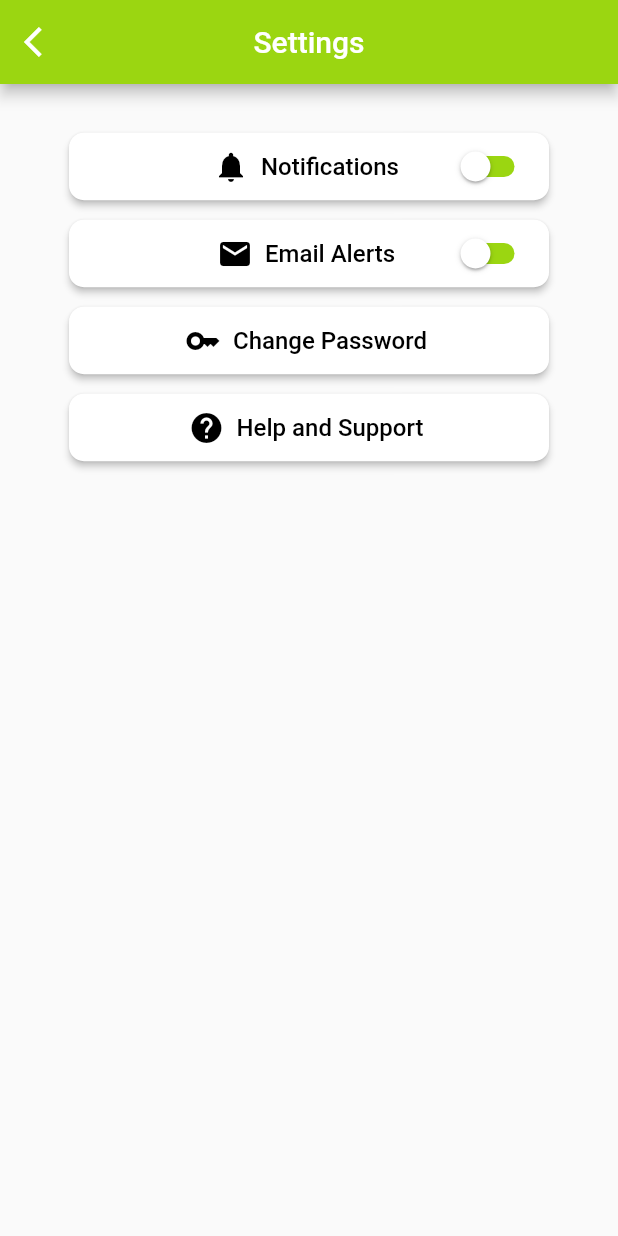
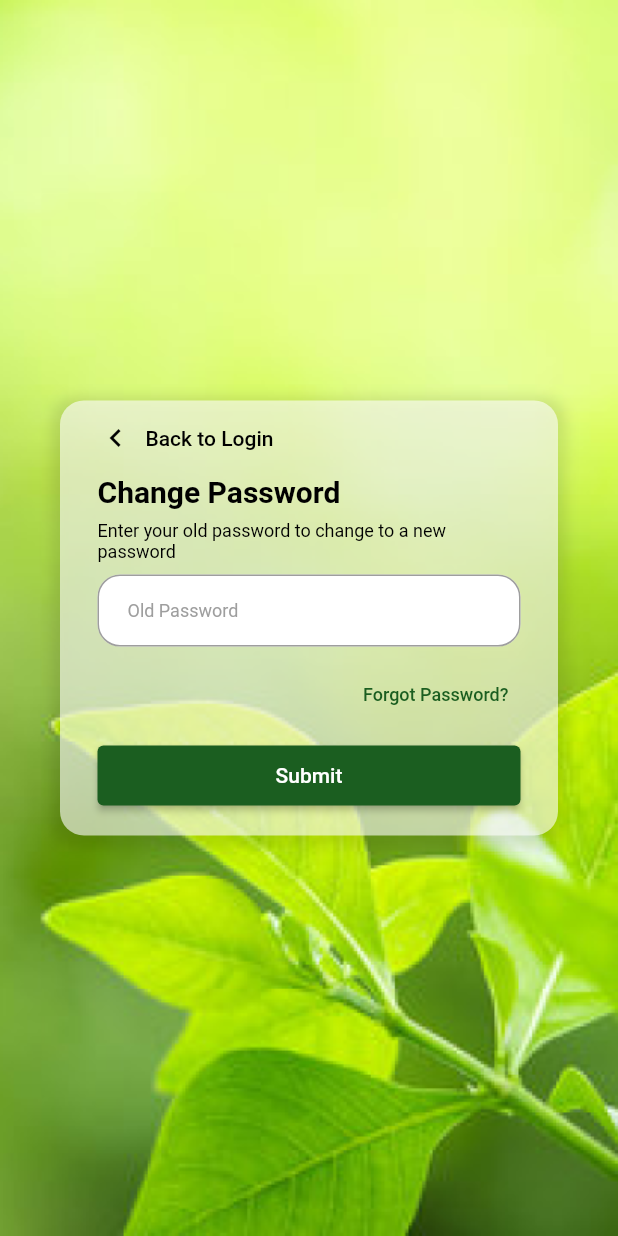
Before and after one commit to Endairion/6002CEM_Group13, a Flutter app: the Settings screen opened directly, after a tap on "Change Password", on a phone screen of 412 x 824 dp. Run offline on Flutter 3.47's test engine with Material 2 defaults, Android fonts, the phone set to English and light mode, and no system bars; our stand-ins replace firebase_core, flutter_native_splash; accounts and stored records are empty; network calls fail; statements that could not run were skipped.

Commit message:
Created Change Password page

```diff
--- /dev/null
+++ b/lib/ChangePassword.dart
@@ -0,0 +1,198 @@
+import 'package:flutter/material.dart';
+import 'ForgotPassword.dart';
+import 'Profile.dart';
+import 'common/theme_helper.dart';
+
+class ChangePassword extends StatefulWidget {
+  const ChangePassword({Key? key}) : super(key: key);
+
+  @override
+  State<ChangePassword> createState() => _ChangePasswordState();
+}
+
+class _ChangePasswordState extends State<ChangePassword> {
+  bool _showOldPassword = true;
+  bool _oldPasswordEntered = false;
+  @override
+  Widget build(BuildContext context) {
+    final Size size = MediaQuery.of(context).size;
+    return Scaffold(
+      body: SingleChildScrollView(
+        child: Container(
+          height: size.height,
+          width: size.width,
+          decoration: const BoxDecoration(
+            image: DecorationImage(
+              image: AssetImage('assets/login_background.png'),
+              fit: BoxFit.cover,
+            ),
+          ),
+          child: Center(
+            child: Container(
+              width: 390,
+              height: 290,
+              padding: const EdgeInsets.fromLTRB(25, 5, 25, 5),
+              margin: const EdgeInsets.all(40),
+              decoration: BoxDecoration(
+                color: Colors.white.withOpacity(0.6),
+                borderRadius: BorderRadius.circular(16),
+                boxShadow: [
+                  BoxShadow(
+                    color: Colors.black.withOpacity(0.1),
+                    spreadRadius: 5,
+                    blurRadius: 7,
+                    offset: const Offset(0,3),
+                  ),
+                ],
+              ),
+              child: Column(
+                crossAxisAlignment: CrossAxisAlignment.start,
+                children: [
+                  TextButton.icon(
+                    onPressed: (){
+                      Navigator.push(
+                        context,
+                        MaterialPageRoute(builder: (context) => const Profile()),
+                      );
+                    },
+                    icon: const Icon(Icons.chevron_left),
+                    label: const Text('Back to Login'),
+                    style: TextButton.styleFrom(
+                      padding: EdgeInsets.zero,
+                      visualDensity: VisualDensity.compact,
+                      foregroundColor: Colors.black,
+                      alignment: Alignment.centerLeft,
+                    ),
+                  ),
+                  const SizedBox(height: 4),
+                  const Text(
+                    "Change Password",
+                    style: TextStyle(
+                      color: Colors.black,
+                      fontWeight: FontWeight.bold,
+                      fontSize: 20,
+                    ),
+                  ),
+                  const SizedBox(height: 8),
+                  Visibility(
+                    visible: _showOldPassword,
+                    child: const Text(
+                      "Enter your old password to change to a new password ",
+                      style: TextStyle(
+                        color: Colors.black,
+                        fontSize: 12,
+                      ),
+                    ),
+                  ),
+                  Visibility(
+                    visible: _oldPasswordEntered,
+                    child: const Text(
+                      "Enter your new password",
+                      style: TextStyle(
+                        color: Colors.black,
+                        fontSize: 12,
+                      ),
+                    ),
+                  ),
+                  const SizedBox(height: 8),
+                  Visibility(
+                    visible: _showOldPassword,
+                    child: TextField(
+                      decoration: ThemeHelper().textInputDecoration("Old Password", "Old Password"),
+                      cursorColor: Colors.lightGreen,
+                      obscureText: true,
+                    ),
+                  ),
+                  Visibility(
+                      visible: _oldPasswordEntered,
+                      child: TextField(
+                        decoration: ThemeHelper().textInputDecoration("New Password", "New Password"),
+                        cursorColor: Colors.lightGreen,
+                        obscureText: true,
+                      ),
+                  ),
+                  const SizedBox(height: 8),
+                  Visibility(
+                    visible: _oldPasswordEntered,
+                    child: TextField(
+                      decoration: ThemeHelper().textInputDecoration("Confirm Password", "Confirm Password"),
+                      cursorColor: Colors.lightGreen,
+                      obscureText: true,
+                    ),
+                  ),
+                  Visibility(
+                    visible: _showOldPassword,
+                    child: Container(
+                        alignment: Alignment.centerRight,
+                        child:
+                        TextButton(
+                            onPressed:(){
+                              setState(() {
+
+                              });
+                              Navigator.push(
+                                context,
+                                MaterialPageRoute(builder: (context) => const ForgotPassword()),
+                              );
+                            },
+                            child:Text(
+                                'Forgot Password?',
+                                style: TextStyle(fontSize: 12, color: Colors.green[900]),
+                                textAlign: TextAlign.right)
+                        )
+                    ),
+                  ),
+                  const SizedBox(height: 6),
+                  Visibility(
+                    visible: _showOldPassword,
+                    child: ElevatedButton(
+                      style: ElevatedButton.styleFrom(
+                          backgroundColor: Colors.green[900],
+                          minimumSize: const Size(320, 40)
+                      ),
+                      onPressed: (){
+                        setState(() {
+                          _showOldPassword = false;
+                          _oldPasswordEntered = true;
+                        });
+                      },
+                      child: const Text('Submit'),
+                    ),
+                  ),
+                  Visibility(
+                    visible: _oldPasswordEntered,
+                    child: ElevatedButton(
+                      style: ElevatedButton.styleFrom(
+                          backgroundColor: Colors.green[900],
+                          minimumSize: const Size(320, 40)
+                      ),
+                      onPressed: () async {
+                        await ScaffoldMessenger.of(context).showSnackBar(
+                          SnackBar(
+                            content: Text('Password changed successfully'),
+                            duration: Duration(seconds: 2),
+                            behavior: SnackBarBehavior.floating,
+                            shape: RoundedRectangleBorder(
+                              borderRadius: BorderRadius.circular(16),
+                            ),
+                            backgroundColor: Colors.green[900],
+                            padding: EdgeInsets.symmetric(vertical: 10, horizontal: 12),
+                          ),
+                        );
+                        Navigator.push(
+                          context,
+                          MaterialPageRoute(builder: (context) => const Profile()),
+                        );
+                      },
+                      child: const Text('Submit'),
+                    ),
+                  ),
+                ],
+              ),
+            ),
+          ),
+        ),
+      ),
+    );
+  }
+}
--- a/lib/HelpSupport.dart
+++ b/lib/HelpSupport.dart
@@ -100,33 +100,24 @@ class HelpSupport extends StatelessWidget {
               color: Colors.grey[500],
             ),
           ),
-          SizedBox(height: 16),
+          const SizedBox(height: 16),
           Image.asset(
             'assets/prof_team.jpg',
             width: 550,
             height: 140,
           ),
-
-          SizedBox(width: 8),
-
-          Text(
+          const Text(
             'We’re here to help!',
             style: TextStyle(
               fontWeight: FontWeight.bold,
               fontSize: 16,
             ),
           ),
-
-          SizedBox(width: 8),
-
-          Container(
-            child: Image.asset(
-              'assets/prof_team2.jpg',
-              width: 500,
-              height: 135,
-            ),
+          Image.asset(
+            'assets/prof_team2.jpg',
+            width: 500,
+            height: 135,
           )
-
         ],
       ),
     );
--- a/lib/Settings.dart
+++ b/lib/Settings.dart
@@ -1,4 +1,5 @@
 import 'package:flutter/material.dart';
+import 'package:mobile_app_development_cw2/ChangePassword.dart';
 import 'package:mobile_app_development_cw2/HelpSupport.dart';
 
 class Settings extends StatefulWidget {
@@ -122,7 +123,12 @@ class _SettingsState extends State<Settings> {
             ),
             const SizedBox(height: 10.0),
             ElevatedButton.icon(
-              onPressed: () {},
+              onPressed: () {
+                Navigator.push(
+                  context,
+                  MaterialPageRoute(builder: (context) => const ChangePassword()),
+                );
+              },
               style: ElevatedButton.styleFrom(
                 foregroundColor: Colors.black,
                 backgroundColor: Colors.white,
--- a/lib/common/theme_helper.dart
+++ b/lib/common/theme_helper.dart
@@ -5,16 +5,16 @@ class ThemeHelper{
     return InputDecoration(
       labelText: labelText,
       hintText: hintText,
-      hintStyle: TextStyle(fontSize: 12.0),
+      hintStyle: const TextStyle(fontSize: 12.0),
       fillColor: Colors.white,
-      labelStyle: TextStyle(color: Colors.grey,fontSize: 12),
-      floatingLabelStyle: TextStyle(color: Colors.black),
+      labelStyle: const TextStyle(color: Colors.grey,fontSize: 12),
+      floatingLabelStyle: const TextStyle(color: Colors.black),
       filled: true,
-      contentPadding: EdgeInsets.fromLTRB(20, 5, 20, 5),
-      focusedBorder: OutlineInputBorder(borderRadius: BorderRadius.circular(15),borderSide: BorderSide(color: Colors.grey)),
-      enabledBorder: OutlineInputBorder(borderRadius: BorderRadius.circular(15),borderSide: BorderSide(color: Colors.grey)),
-      errorBorder: OutlineInputBorder(borderRadius: BorderRadius.circular(15),borderSide: BorderSide(color: Colors.grey)),
-      focusedErrorBorder: OutlineInputBorder(borderRadius: BorderRadius.circular(15),borderSide: BorderSide(color: Colors.grey)),
+      contentPadding: const EdgeInsets.fromLTRB(20, 5, 20, 5),
+      focusedBorder: OutlineInputBorder(borderRadius: BorderRadius.circular(15),borderSide: const BorderSide(color: Colors.grey)),
+      enabledBorder: OutlineInputBorder(borderRadius: BorderRadius.circular(15),borderSide: const BorderSide(color: Colors.grey)),
+      errorBorder: OutlineInputBorder(borderRadius: BorderRadius.circular(15),borderSide: const BorderSide(color: Colors.grey)),
+      focusedErrorBorder: OutlineInputBorder(borderRadius: BorderRadius.circular(15),borderSide: const BorderSide(color: Colors.grey)),
     );
   }
 }
```
